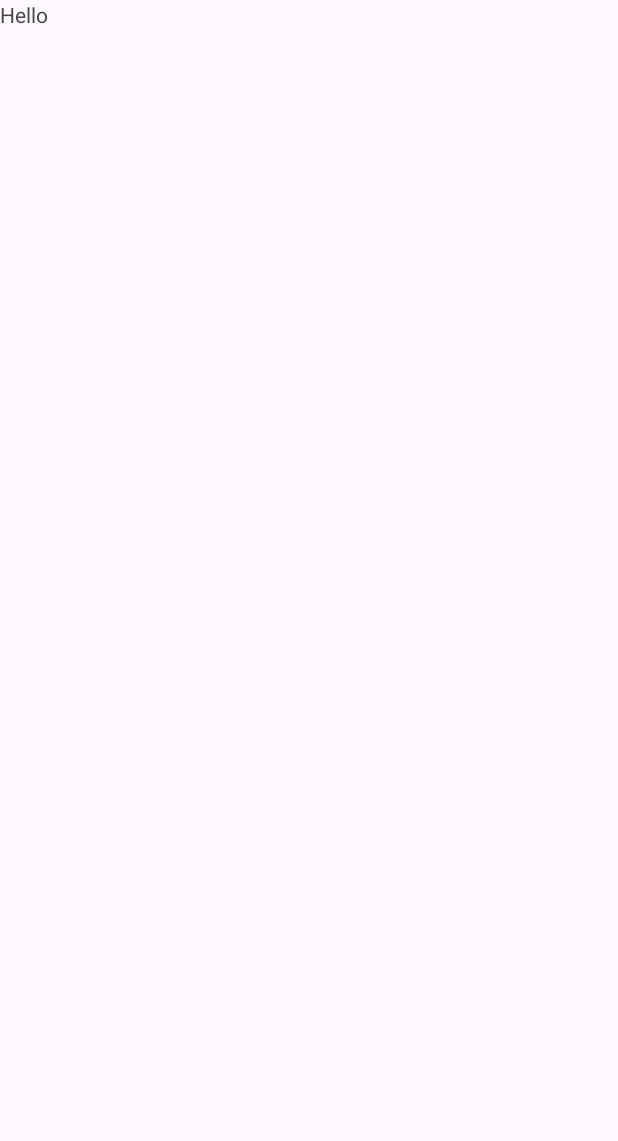
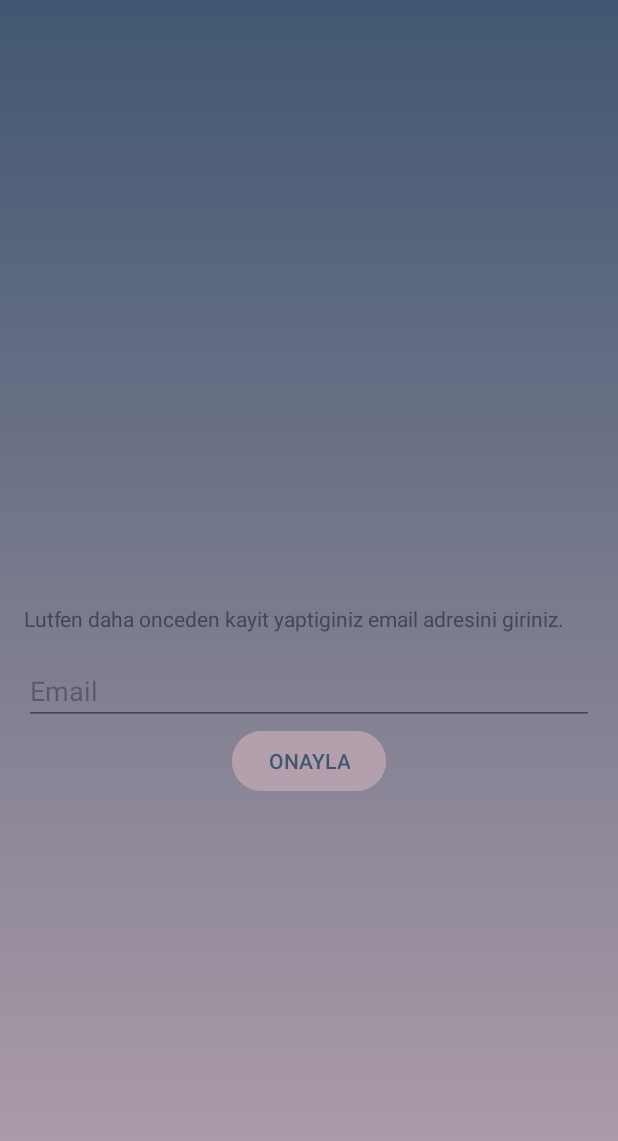
Before and after one commit to AtakannD/BBNB, an Android app: the EmailValidationFragment screen opened through its navigation route, on a phone screen of 412 x 824 dp. Before the commit the part shown is almost empty. Shown: the top 1141 px of the screen. Run offline under Robolectric (Android 15) with nearby library versions, the phone set to English and light mode, and no system bars; our stand-ins replace data binding.

Commit message:
Email validation and forgotten pw designed

```diff
--- a/app/src/main/java/com/atakandalkiran/bbnb/ui/email_validation/EmailValidationFragment.java
+++ b/app/src/main/java/com/atakandalkiran/bbnb/ui/email_validation/EmailValidationFragment.java
@@ -1,5 +1,6 @@
 package com.atakandalkiran.bbnb.ui.email_validation;
 
+import androidx.databinding.DataBindingUtil;
 import androidx.lifecycle.ViewModelProvider;
 
 import android.os.Bundle;
@@ -7,32 +8,54 @@ import android.os.Bundle;
 import androidx.annotation.NonNull;
 import androidx.annotation.Nullable;
 import androidx.fragment.app.Fragment;
+import androidx.navigation.fragment.NavHostFragment;
 
 import android.view.LayoutInflater;
 import android.view.View;
 import android.view.ViewGroup;
+import android.widget.Button;
 
 import com.atakandalkiran.bbnb.R;
+import com.atakandalkiran.bbnb.data.base.BaseFragment;
+import com.atakandalkiran.bbnb.databinding.FragmentEmailValidationBinding;
 
-public class EmailValidationFragment extends Fragment {
+public class EmailValidationFragment extends BaseFragment {
+    FragmentEmailValidationBinding binding;
+    Button button;
 
-    private EmailValidationViewModel mViewModel;
+    public EmailValidationFragment() {
+        // Required empty public constructor
+    }
 
-    public static EmailValidationFragment newInstance() {
-        return new EmailValidationFragment();
+    @Override
+    protected void setupUI() {
+
+    }
+
+    @Override
+    public void onViewCreated(View view, Bundle savedInstanceState) {
+        super.onViewCreated(view, savedInstanceState);
+        setBackground();
     }
 
     @Override
     public View onCreateView(@NonNull LayoutInflater inflater, @Nullable ViewGroup container,
                              @Nullable Bundle savedInstanceState) {
-        return inflater.inflate(R.layout.fragment_email_validation, container, false);
+        binding = DataBindingUtil.inflate(
+                inflater, getLayoutResId(), container, false);
+
+        button = binding.validationButton;
+        button.setOnClickListener(new View.OnClickListener() {
+            @Override
+            public void onClick(View v) {
+                NavHostFragment.findNavController(EmailValidationFragment.this).navigate(R.id.action_emailValidationFragment_to_forgottenPasswordFragment);
+            }
+        });
+        return binding.getRoot();
     }
 
     @Override
-    public void onActivityCreated(@Nullable Bundle savedInstanceState) {
-        super.onActivityCreated(savedInstanceState);
-        mViewModel = new ViewModelProvider(this).get(EmailValidationViewModel.class);
-        // TODO: Use the ViewModel
+    protected int getLayoutResId() {
+        return R.layout.fragment_email_validation;
     }
-
 }
--- a/app/src/main/res/layout/fragment_email_validation.xml
+++ b/app/src/main/res/layout/fragment_email_validation.xml
@@ -1,13 +1,47 @@
 <?xml version="1.0" encoding="utf-8"?>
-<FrameLayout xmlns:android="http://schemas.android.com/apk/res/android"
+<layout xmlns:android="http://schemas.android.com/apk/res/android"
     xmlns:tools="http://schemas.android.com/tools"
-    android:layout_width="match_parent"
-    android:layout_height="match_parent"
-    tools:context=".ui.email_validation.EmailValidationFragment">
+    xmlns:app="http://schemas.android.com/apk/res-auto">
 
-    <TextView
+    <data>
+
+    </data>
+
+    <androidx.constraintlayout.widget.ConstraintLayout
         android:layout_width="match_parent"
         android:layout_height="match_parent"
-        android:text="Hello" />
+        tools:context=".ui.email_validation.EmailValidationFragment">
 
-</FrameLayout>
+        <TextView
+            android:id="@+id/emailValidationText"
+            android:layout_width="match_parent"
+            android:layout_height="wrap_content"
+            android:layout_marginHorizontal="@dimen/margin_16dp"
+            android:text="@string/emailValidationText"
+            app:layout_constraintBottom_toBottomOf="parent"
+            app:layout_constraintEnd_toEndOf="parent"
+            app:layout_constraintStart_toStartOf="parent"
+            app:layout_constraintTop_toTopOf="parent" />
+        <EditText
+            android:id="@+id/emailValidationEditText"
+            android:hint="@string/emailHint"
+            android:layout_width="match_parent"
+            android:layout_height="wrap_content"
+            app:layout_constraintTop_toBottomOf="@id/emailValidationText"
+            app:layout_constraintStart_toStartOf="parent"
+            app:layout_constraintEnd_toEndOf="parent"
+            android:layout_margin="@dimen/margin_16dp"/>
+
+        <Button
+            android:id="@+id/validationButton"
+            android:layout_width="wrap_content"
+            android:layout_height="wrap_content"
+            app:layout_constraintTop_toBottomOf="@id/emailValidationEditText"
+            app:layout_constraintStart_toStartOf="parent"
+            app:layout_constraintEnd_toEndOf="parent"
+            android:text="@string/emailValidationButtonText"
+            android:backgroundTint="@color/grayish_dusty_rose"
+            android:textColor="@color/dusty_bluish_teal" />
+
+    </androidx.constraintlayout.widget.ConstraintLayout>
+</layout>
--- a/app/src/main/res/values/dimens.xml
+++ b/app/src/main/res/values/dimens.xml
@@ -1,4 +1,4 @@
 <resources>
-    <dimen name="fab_margin">16dp</dimen>
+    <dimen name="margin_16dp">16dp</dimen>
     <dimen name="margin_8dp">8dp</dimen>
 </resources>
--- a/app/src/main/res/values/strings.xml
+++ b/app/src/main/res/values/strings.xml
@@ -15,4 +15,8 @@
     <string name="registerText"><u>Üye Olmak İstiyorum</u></string>
     <string name="forgetMyPasswordText"><u>Şifremi Unuttum</u></string>
     <string name="register_surname_text">Soyad</string>
+    <string name="emailValidationText">Lutfen daha onceden kayit yaptiginiz email adresini giriniz.</string>
+    <string name="emailHint">Email</string>
+    <string name="emailValidationButtonText">ONAYLA</string>
+    <string name="forgottenPasswordTextt">Şifreyi sıfırla</string>
 </resources>
```
Also changed, not shown: app/src/main/res/layout/fragment_forgotten_password.xml (+78 -6 lines).
